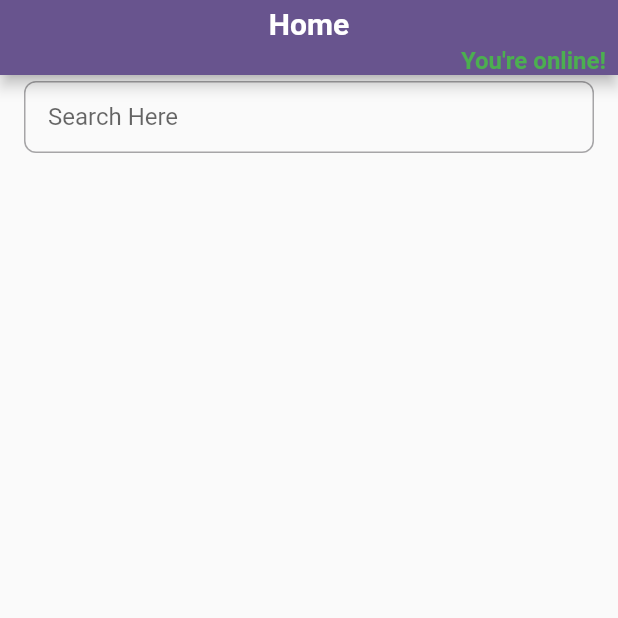
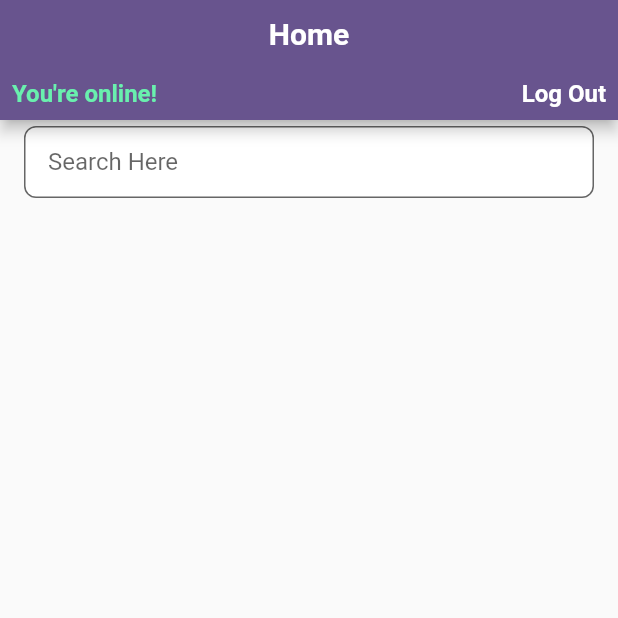
Before and after one commit to Lokendra16/appstean, a Flutter app: the HomeScreen screen opened directly, on a phone screen of 412 x 824 dp, the top half of it. Run offline on Flutter 3.47's test engine with Material 3 defaults, Android fonts, the phone set to English and light mode, and no system bars; our stand-ins replace connectivity_plus, dio, equatable, flutter_bloc, internet_connection_checker_plus, pretty_dio_logger and 2 more; accounts and stored records are empty; network calls fail.

```diff
--- a/lib/module/home/home_screen.dart
+++ b/lib/module/home/home_screen.dart
@@ -66,15 +66,18 @@ class _HomeScreenState extends State<HomeScreen> {
             }
             return Scaffold(
               appBar: PreferredSize(
-                  preferredSize: const Size.fromHeight(50),
+                  preferredSize: const Size.fromHeight(80),
                   child: AppBarWidget(
                     title: AppConstant.home,
                     showBackBtn: false,
                     bottom: PreferredSize(
                       preferredSize: const Size.fromHeight(40),
                       child: Padding(
-                        padding: const EdgeInsets.only(right: 8.0),
-                        child: Align(
+                        padding: const EdgeInsets.all(8.0),
+                        child: Row(
+                          mainAxisAlignment: MainAxisAlignment.spaceBetween,
+                          children: [
+                            Align(
                               alignment: Alignment.centerRight,
                               child: Text(
                                 isInternetConnected
@@ -83,10 +86,24 @@ class _HomeScreenState extends State<HomeScreen> {
                                 style: TextStyle(
                                   fontSize: 16,
                                   fontWeight: FontWeight.bold,
-                              color:
-                                  isInternetConnected ? Colors.green : Colors.red,
+                                  color: isInternetConnected
+                                      ? Colors.greenAccent
+                                      : Colors.redAccent,
                                 ),
                               ),
+                            ),
+                            const Align(
+                              alignment: Alignment.centerRight,
+                              child: Text(
+                                "Log Out",
+                                style: TextStyle(
+                                  fontSize: 16,
+                                  fontWeight: FontWeight.bold,
+                                  color: Colors.white,
+                                ),
+                              ),
+                            ),
+                          ],
                         ),
                       ),
                     ),
@@ -94,25 +111,25 @@ class _HomeScreenState extends State<HomeScreen> {
               body: Column(
                 children: [
                   Padding(
-                    padding: const EdgeInsets.symmetric(horizontal: 16.0,vertical: 4),
+                    padding: const EdgeInsets.symmetric(
+                        horizontal: 16.0, vertical: 4),
                     child: TextFormField(
-                      decoration:  InputDecoration(hintText: "Search Here",
+                      decoration: InputDecoration(
+                          filled: true,
+                          fillColor: Colors.white,
+                          hintText: "Search Here",
                           border: OutlineInputBorder(
                               borderRadius: BorderRadius.circular(8),
-                          borderSide: BorderSide(color: Colors.black)
-                        ),
+                              borderSide: BorderSide(color: Colors.black)),
                           focusedBorder: OutlineInputBorder(
                             borderSide: BorderSide(color: Colors.black),
                             borderRadius: BorderRadius.circular(8),
                           ),
-                        contentPadding: const EdgeInsets.fromLTRB(16, 0, 0, 0)
-                      ),
-
+                          contentPadding:
+                              const EdgeInsets.fromLTRB(16, 0, 0, 0)),
                       controller: searchController,
-
                       onChanged: (value) {
                         onSearchQuery(value.trim().toLowerCase());
-
                       },
                     ),
                   ),
@@ -122,7 +139,8 @@ class _HomeScreenState extends State<HomeScreen> {
                             ? searchList.length
                             : userList.length,
                         itemBuilder: (context, index) {
-                          return searchList.isNotEmpty ||  searchController.text.isNotEmpty
+                          return searchList.isNotEmpty ||
+                                  searchController.text.isNotEmpty
                               ? GestureDetector(
                                   onTap: () async {
                                     Navigator.push(
--- a/lib/module/login/login_screen.dart
+++ b/lib/module/login/login_screen.dart
@@ -2,6 +2,7 @@ import 'package:appstean_test/main.dart';
 import 'package:appstean_test/module/home/home_screen.dart';
 import 'package:appstean_test/module/signup/sign_up_screen.dart';
 import 'package:appstean_test/utility/app_constant.dart';
+import 'package:appstean_test/utility/shared_preference.dart';
 import 'package:appstean_test/utility/widgets/app_bar_widget.dart';
 import 'package:appstean_test/utility/widgets/custom_button.dart';
 import 'package:appstean_test/utility/widgets/custom_field.dart';
@@ -69,6 +70,7 @@ class _LoginScreenState extends State<LoginScreen> {
                           context,
                           MaterialPageRoute(builder: (_) => const HomeScreen()),
                           (route) => false);
+                      await SharedPrefer.instance.setBool(AppConstant.isLogin, true);
                     } else {
                       showErrorMsg("Alert", "Login Failed!");
                     }
--- a/lib/utility/app_constant.dart
+++ b/lib/utility/app_constant.dart
@@ -8,5 +8,5 @@ class AppConstant{
   static const String next ="Next";
   static const String enterName ="Enter Name";
   static const String home ="Home";
-
+static const String isLogin = "isLogin";
 }
--- a/pubspec.yaml
+++ b/pubspec.yaml
@@ -43,6 +43,7 @@ dependencies:
   sqflite: ^2.3.3+1
   path: ^1.9.0
   internet_connection_checker_plus: ^2.5.2
+  shared_preferences: ^2.2.3
 
 dev_dependencies:
   flutter_test:
```
Also changed, not shown: lib/main.dart (+6 -2 lines), lib/module/splash/splash_screen.dart (+21 -8 lines), lib/utility/shared_preference.dart (added, +21 -0 lines), pubspec.lock, 1 other file. Lines whose indentation alone changed are shown as unchanged.
